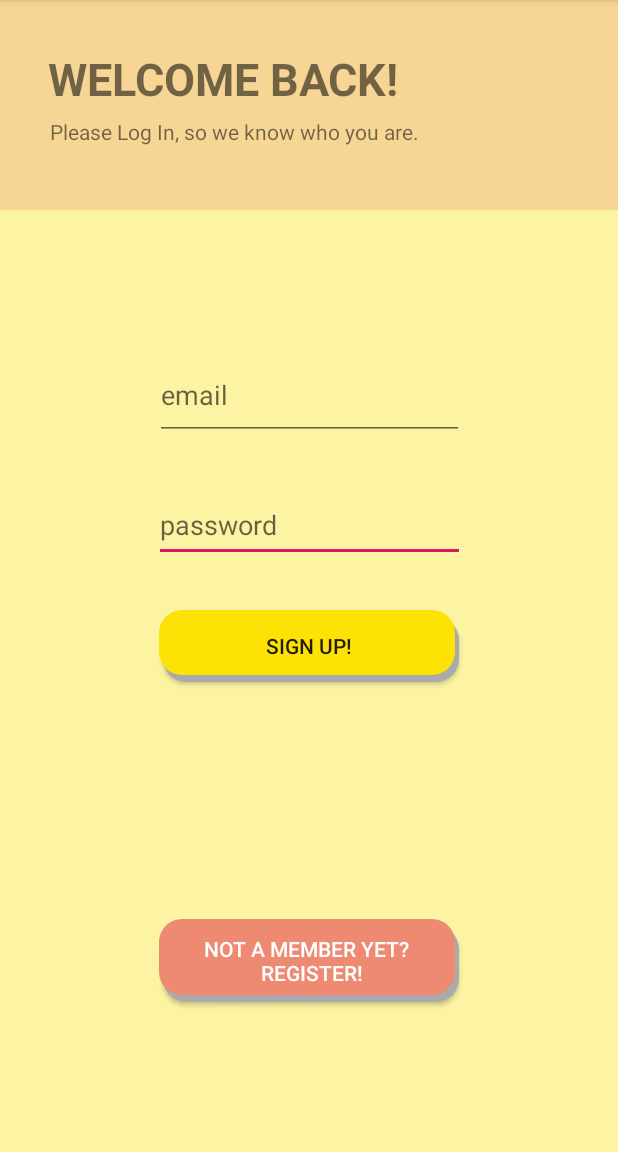
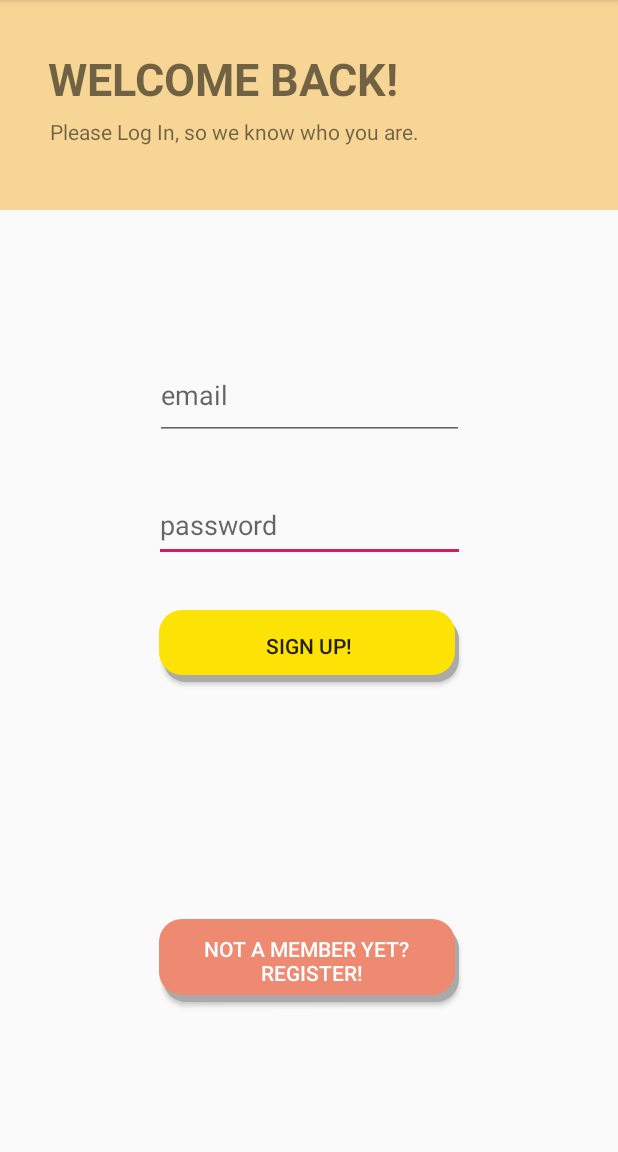
Before and after one commit to patricklouisw/UofTHack_Food_App, an Android app: the screen it shows after launch (LogIn), after a tap on "LOG IN", on a phone screen of 412 x 824 dp, the part 84-1236 px from its top. Run offline under Robolectric (Android 15) with nearby library versions, the phone set to English and light mode, and no system bars.

Commit message:
made changes

```diff
--- a/app/src/main/java/com/example/foodapp/DatabaseHelper.java
+++ b/app/src/main/java/com/example/foodapp/DatabaseHelper.java
@@ -57,7 +57,8 @@ public class DatabaseHelper extends SQLiteOpenHelper implements Serializable {
                 "PASSWORD TEXT, " +
                 "EMAIL TEXT, " +
                 "ADDRESS TEXT, " +
-                "CONTRIBUTION INTEGER, " + ")";
+                "CONTRIBUTION INTEGER, " +
+                "PICKUP TEXT)";
 
         db.execSQL(userTable);
         db.execSQL(restaurantTable);
--- a/app/src/main/java/com/example/foodapp/MainActivity.java
+++ b/app/src/main/java/com/example/foodapp/MainActivity.java
@@ -41,7 +41,7 @@ public class MainActivity extends AppCompatActivity implements View.OnClickListe
                 intent = new Intent(getApplicationContext(), LogIn.class);
                 break;
             case R.id.btnSignUp:
-                intent = new Intent(getApplicationContext(), SignUp.class);
+                intent = new Intent(getApplicationContext(), SignUpRestaurant.class);
                 break;
         }
         intent.putExtra("DATABASE", myDb);
--- a/app/src/main/java/com/example/foodapp/SignUp.java
+++ b/app/src/main/java/com/example/foodapp/SignUp.java
@@ -36,9 +36,10 @@ public class SignUp extends AppCompatActivity {
 
             Intent i = new Intent(SignUp.this, MainPage.class);
             startActivity(i);
-        } else {
-            // ...
         }
+//        else {
+//            // ...
+//        }
 
     }
 }
--- a/app/src/main/res/layout/activity_main.xml
+++ b/app/src/main/res/layout/activity_main.xml
@@ -1,17 +1,95 @@
 <?xml version="1.0" encoding="utf-8"?>
-<androidx.coordinatorlayout.widget.CoordinatorLayout xmlns:android="http://schemas.android.com/apk/res/android"
+<androidx.constraintlayout.widget.ConstraintLayout xmlns:android="http://schemas.android.com/apk/res/android"
     xmlns:app="http://schemas.android.com/apk/res-auto"
     xmlns:tools="http://schemas.android.com/tools"
     android:layout_width="match_parent"
     android:layout_height="match_parent"
-    tools:context=".LogIn"
-    android:background="@color/rndBtnYellow">
+    app:layout_behavior="@string/appbar_scrolling_view_behavior"
+    tools:context=".LogIn">
 
-    <com.google.android.material.appbar.AppBarLayout
+    <View
+        android:id="@+id/topDivider"
         android:layout_width="match_parent"
+        android:layout_height="140dp"
+        android:background="@color/orange"
+        app:layout_constraintEnd_toEndOf="parent"
+        app:layout_constraintStart_toStartOf="parent"
+        app:layout_constraintTop_toTopOf="parent" />
+
+    <TextView
+        android:id="@+id/textView"
+        android:layout_width="wrap_content"
         android:layout_height="wrap_content"
-        android:theme="@style/AppTheme.AppBarOverlay"/>
+        android:layout_marginStart="32dp"
+        android:layout_marginTop="32dp"
+        android:text="WELCOME BACK!"
+        android:textStyle="bold"
+        android:textSize="30sp"
+        app:layout_constraintStart_toStartOf="parent"
+        app:layout_constraintTop_toTopOf="parent" />
 
-    <include layout="@layout/content_main" />
+    <EditText
+        android:id="@+id/editText2"
+        android:layout_width="207dp"
+        android:layout_height="49dp"
+        android:layout_marginStart="102dp"
+        android:layout_marginTop="32dp"
+        android:layout_marginEnd="102dp"
+        android:ems="10"
+        android:hint="@string/password"
+        android:inputType="textPassword"
+        app:layout_constraintEnd_toEndOf="parent"
+        app:layout_constraintStart_toStartOf="parent"
+        app:layout_constraintTop_toBottomOf="@+id/textInputEditText" />
 
-</androidx.coordinatorlayout.widget.CoordinatorLayout>
+    <com.google.android.material.textfield.TextInputEditText
+        android:id="@+id/textInputEditText"
+        android:layout_width="206dp"
+        android:layout_height="60dp"
+        android:hint="@string/email"
+        app:layout_constraintBottom_toBottomOf="parent"
+        app:layout_constraintEnd_toEndOf="parent"
+        app:layout_constraintHorizontal_bias="0.502"
+        app:layout_constraintStart_toStartOf="parent"
+        app:layout_constraintTop_toTopOf="parent"
+        app:layout_constraintVertical_bias="0.32999998" />
+
+    <Button
+        android:id="@+id/button"
+        android:layout_width="200dp"
+        android:layout_height="wrap_content"
+        android:layout_marginTop="32dp"
+        android:onClick="toSignUp"
+        android:text="@string/signup"
+        android:background="@drawable/round_button_login"
+        app:layout_constraintEnd_toEndOf="parent"
+        app:layout_constraintStart_toStartOf="parent"
+        app:layout_constraintTop_toBottomOf="@+id/editText2" />
+
+    <TextView
+        android:id="@+id/textView2"
+        android:layout_width="wrap_content"
+        android:layout_height="wrap_content"
+        android:layout_marginStart="33dp"
+        android:layout_marginTop="5dp"
+        android:text="Please Log In, so we know who you are."
+        app:layout_constraintStart_toStartOf="parent"
+        app:layout_constraintTop_toBottomOf="@+id/textView" />
+
+    <Button
+        android:id="@+id/button2"
+        android:layout_width="200dp"
+        android:layout_height="wrap_content"
+        android:layout_marginBottom="100dp"
+        android:background="@drawable/red_button_register"
+        android:onClick="toSignUp"
+        android:padding="10dp"
+        android:text="Not a member yet? \n Register!"
+        android:textColor="@color/white"
+        app:layout_constraintBottom_toBottomOf="parent"
+        app:layout_constraintEnd_toEndOf="parent"
+        app:layout_constraintStart_toStartOf="parent" />
+
+
+
+</androidx.constraintlayout.widget.ConstraintLayout>
--- a/app/src/main/res/layout/content_main.xml
+++ b/app/src/main/res/layout/content_main.xml
@@ -5,8 +5,7 @@
     android:layout_width="match_parent"
     android:layout_height="match_parent"
     app:layout_behavior="@string/appbar_scrolling_view_behavior"
-    tools:context=".LogIn"
-    tools:showIn="@layout/activity_main">
+    tools:context=".LogIn">
 
     <View
         android:id="@+id/topDivider"
```
